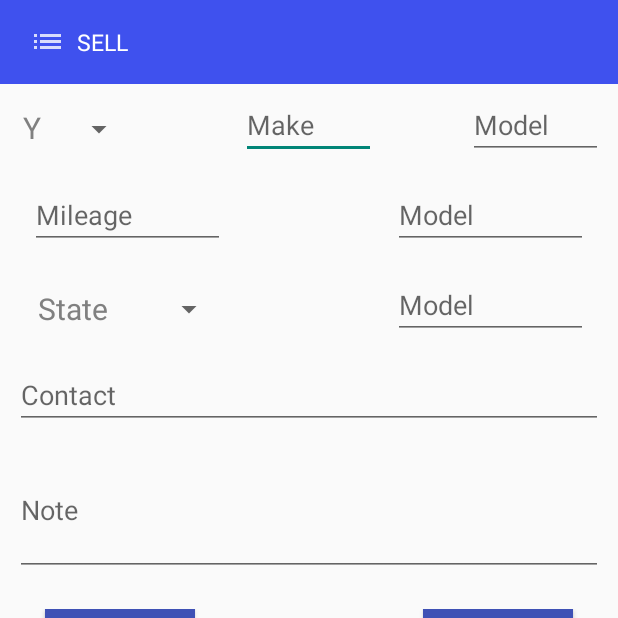
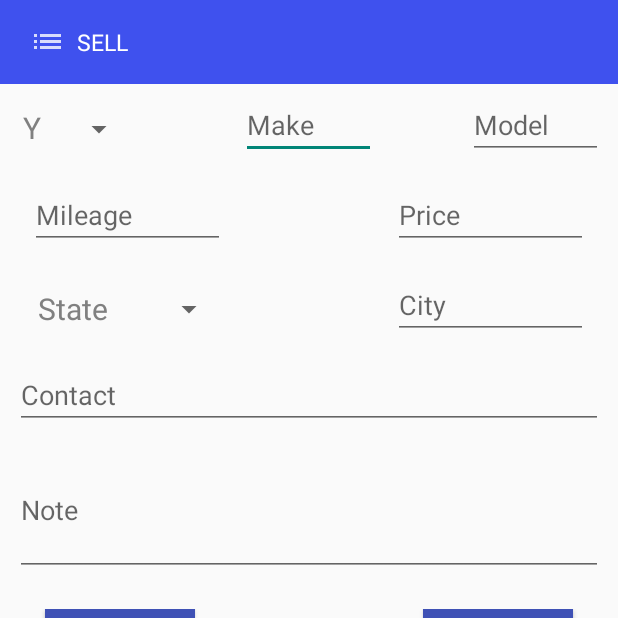
Before and after one commit to JolinZhang/Cartopia, an Android app: the Sell screen opened directly, with no data from a screen before it, on a phone screen of 412 x 824 dp, the top half of it. Run offline under Robolectric (Android 15) with nearby library versions, the phone set to English and light mode, and no system bars; pictures from the network do not load.

Commit message:
get value  of each blank in sell activity

```diff
--- a/app/src/main/java/com/example/jonelezhang/cartopia/Sell.java
+++ b/app/src/main/java/com/example/jonelezhang/cartopia/Sell.java
@@ -1,23 +1,51 @@
 package com.example.jonelezhang.cartopia;
 
 import android.content.Context;
+import android.content.Intent;
 import android.content.SharedPreferences;
+import android.database.Cursor;
+import android.graphics.Bitmap;
+import android.net.Uri;
 import android.os.Bundle;
+import android.provider.MediaStore;
 import android.view.Menu;
 import android.view.MenuItem;
 import android.view.View;
 import android.widget.AdapterView;
 import android.widget.ArrayAdapter;
+import android.widget.Button;
+import android.widget.EditText;
 import android.widget.Spinner;
 import android.widget.TextView;
+import android.widget.Toast;
+
+import java.io.File;
 
 public class Sell extends ToolbarConfiguringActivity {
-    //wiget on actionbar
+    //widget on actionbar
     private TextView toolbar_title;
     private TextView toolbar_filter;
-    //initial spinner
+    //initial spinner and
     private Spinner year;
     private Spinner state;
+    private EditText make;
+    private EditText model;
+    private  EditText city;
+    private EditText mileage;
+    private EditText price;
+    private EditText contact;
+    private EditText note;
+    private Button  choose_photo;
+    //set string value for each widget
+    private  String _year;
+    private String _make;
+    private String _model;
+    private String _mileage;
+    private String _price;
+    private String _state;
+    private String _city;
+    private String _contact;
+    private String _note;
 
 
     @Override
@@ -43,7 +71,7 @@ public class Sell extends ToolbarConfiguringActivity {
         year.setOnItemSelectedListener(new AdapterView.OnItemSelectedListener() {
             @Override
             public void onItemSelected(AdapterView<?> parent, View view, int position, long id) {
-
+                _year = parent.getItemAtPosition(position).toString();
             }
 
             @Override
@@ -63,7 +91,7 @@ public class Sell extends ToolbarConfiguringActivity {
         state.setOnItemSelectedListener(new AdapterView.OnItemSelectedListener() {
             @Override
             public void onItemSelected(AdapterView<?> parent, View view, int position, long id) {
-
+                _state = parent.getItemAtPosition(position).toString();
             }
 
             @Override
@@ -71,9 +99,51 @@ public class Sell extends ToolbarConfiguringActivity {
 
             }
         });
+        //get string value of all editText except year state picture
+        make = (EditText) findViewById(R.id.sell_make);
+        model = (EditText) findViewById(R.id.sell_model);
+        mileage = (EditText) findViewById(R.id.sell_mileage);
+        price = (EditText) findViewById(R.id.sell_price);
+        city = (EditText) findViewById(R.id.sell_city);
+        contact = (EditText) findViewById(R.id.sell_contact);
+        note = (EditText) findViewById(R.id.sell_note);
+
+        _make = make.getText().toString();
+        _model = model.getText().toString();
+        _mileage = mileage.getText().toString();
+        _price = price.getText().toString();
+        _city = city.getText().toString();
+        _contact = contact.getText().toString();
+        _note = note.getText().toString();
+
+        //get picture name into string  when click choose picture button
+        choose_photo = (Button) findViewById(R.id.sell_choose_photo);
+        choose_photo.setOnClickListener(new View.OnClickListener() {
+            @Override
+            public void onClick(View v) {
+                Intent intent = new Intent(Intent.ACTION_PICK, android.provider.MediaStore.Images.Media.EXTERNAL_CONTENT_URI);
+                startActivityForResult(intent,1);
+            }
+        });
+
+        }
+    //get file path from the gallery
+//    @Override
+//    protected void onActivityResult(int requestCode, int resultCode, Intent data){
+//        if(resultCode == RESULT_OK && requestCode == 1){
+//            Uri selectedImage = data.getData();
+//            //addPhoto.setImageURI(selectedImage);
+//            String[] filePath = {MediaStore.Images.Media.DATA};
+//            Cursor c = getContentResolver().query(selectedImage, filePath,null,null,null);
+//            c.moveToFirst();
+//            int columnIndex = c.getColumnIndex(filePath[0]);
+//            String picturePath=c.getString(columnIndex);
+//            c.close();
+//            File imgFile = new  File(picturePath);
+//        }
+//    }
 
 
-    }
 
     @Override
     public boolean onCreateOptionsMenu(Menu menu) {
--- a/app/src/main/res/layout/activity_sell.xml
+++ b/app/src/main/res/layout/activity_sell.xml
@@ -67,8 +67,8 @@
                     android:id="@+id/sell_price"
                     android:layout_width="130dp"
                     android:layout_height="40dp"
-                    android:hint="@string/model"
-                    android:inputType="text"
+                    android:hint="@string/price"
+                    android:inputType="number"
                     android:layout_alignParentEnd="true"
                     android:layout_marginRight="20dp"
                     android:layout_centerVertical="true"/>
@@ -89,7 +89,7 @@
                     android:id="@+id/sell_city"
                     android:layout_width="130dp"
                     android:layout_height="40dp"
-                    android:hint="@string/model"
+                    android:hint="@string/city"
                     android:inputType="text"
                     android:layout_alignParentEnd="true"
                     android:layout_marginRight="20dp"
```
